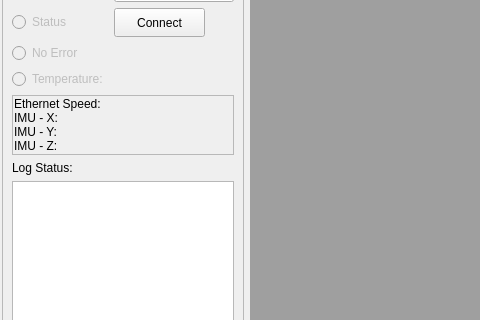
SDJoeKing/Tubers_GUI, file mainwindow.ui: the form before one commit; both pictures show x 0 to 480 and y 108 to 428 of the 1487 by 723 pixel window.
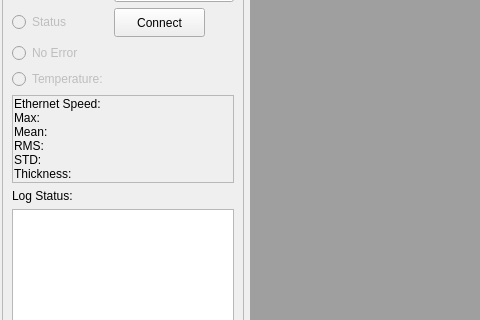
The form after the commit.

```diff
--- a/mainwindow.ui
+++ b/mainwindow.ui
@@ -195,7 +195,7 @@
           <item row="1" column="0">
            <widget class="QLabel" name="label_IMU_X">
             <property name="text">
-             <string>IMU - X:</string>
+             <string>Max:</string>
             </property>
             <property name="alignment">
              <set>Qt::AlignmentFlag::AlignLeading|Qt::AlignmentFlag::AlignLeft|Qt::AlignmentFlag::AlignVCenter</set>
@@ -205,7 +205,7 @@
           <item row="2" column="0">
            <widget class="QLabel" name="label_IMU_Y">
             <property name="text">
-             <string>IMU - Y:</string>
+             <string>Mean:</string>
             </property>
             <property name="alignment">
              <set>Qt::AlignmentFlag::AlignLeading|Qt::AlignmentFlag::AlignLeft|Qt::AlignmentFlag::AlignVCenter</set>
@@ -215,7 +215,27 @@
           <item row="3" column="0">
            <widget class="QLabel" name="label_IMU_Z">
             <property name="text">
-             <string>IMU - Z:</string>
+             <string>RMS:</string>
+            </property>
+            <property name="alignment">
+             <set>Qt::AlignmentFlag::AlignLeading|Qt::AlignmentFlag::AlignLeft|Qt::AlignmentFlag::AlignVCenter</set>
+            </property>
+           </widget>
+          </item>
+          <item row="4" column="0">
+           <widget class="QLabel" name="labelSTD">
+            <property name="text">
+             <string>STD:</string>
+            </property>
+            <property name="alignment">
+             <set>Qt::AlignmentFlag::AlignLeading|Qt::AlignmentFlag::AlignLeft|Qt::AlignmentFlag::AlignVCenter</set>
+            </property>
+           </widget>
+          </item>
+          <item row="5" column="0">
+           <widget class="QLabel" name="labelThick">
+            <property name="text">
+             <string>Thickness:</string>
             </property>
             <property name="alignment">
              <set>Qt::AlignmentFlag::AlignLeading|Qt::AlignmentFlag::AlignLeft|Qt::AlignmentFlag::AlignVCenter</set>
```
Left out of the diff: 8 changed lines with no effect on the pictures.
